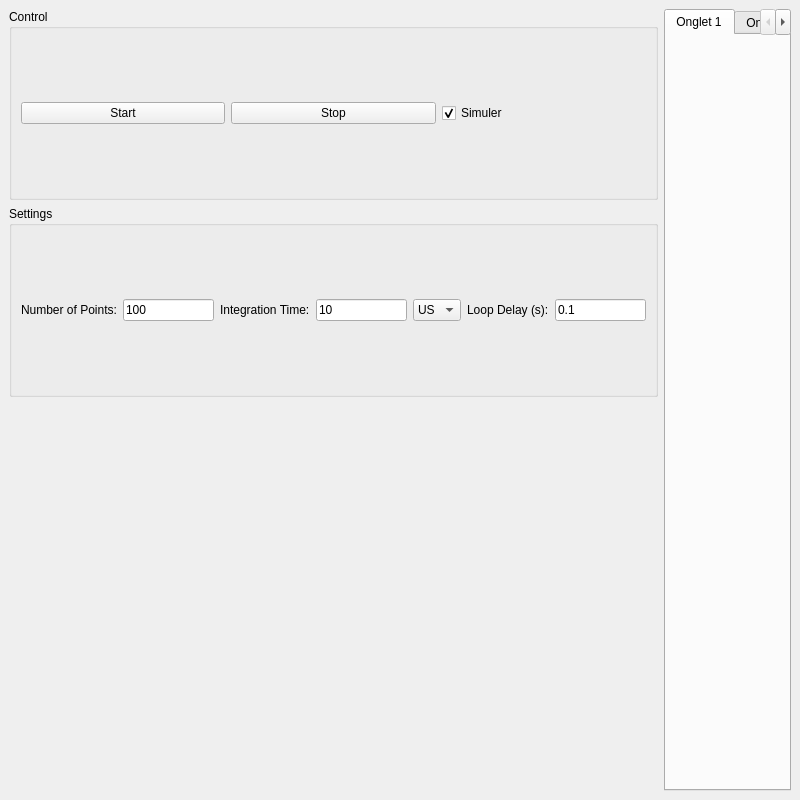
The window that n7745c_gui.ui (FabL91/N7745C-Pyro-New) describes before a commit, drawn with Qt 5.
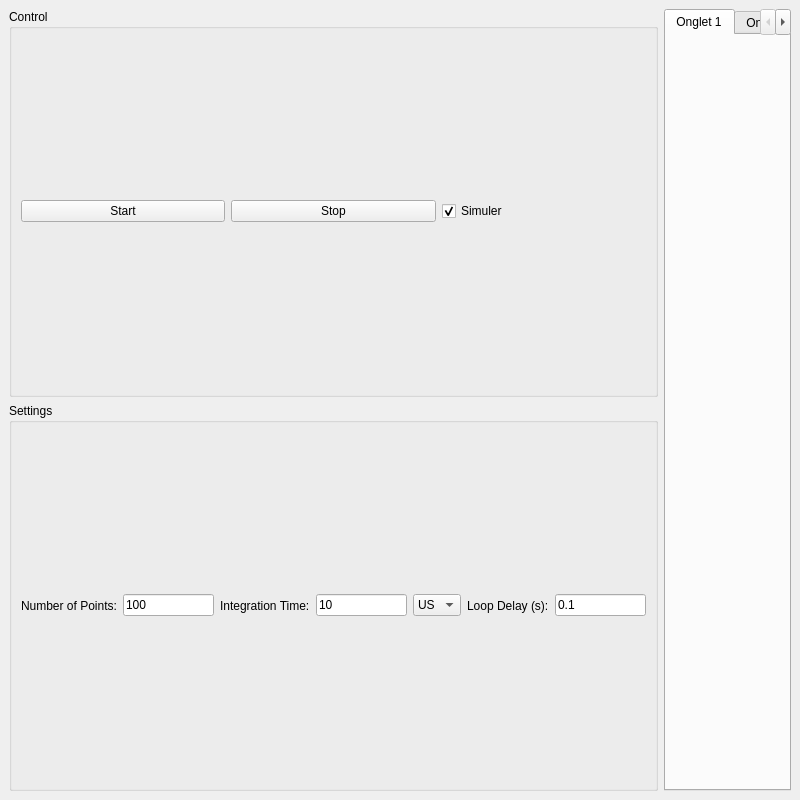
The same window after the commit.

Commit message: graphe déplacé

```diff
--- a/n7745c_gui.ui
+++ b/n7745c_gui.ui
@@ -120,12 +120,6 @@
         </layout>
        </widget>
       </item>
-      <item>
-       <widget class="QWidget" name="plotWidget1" native="true"/>
-      </item>
-      <item>
-       <widget class="QWidget" name="plotWidget2" native="true"/>
-      </item>
      </layout>
     </item>
     <item>
@@ -137,6 +131,14 @@
        <attribute name="title">
         <string>Onglet 1</string>
        </attribute>
+       <layout class="QVBoxLayout" name="verticalLayoutTab1">
+        <item>
+         <widget class="QWidget" name="plotWidget1" native="true"/>
+        </item>
+        <item>
+         <widget class="QWidget" name="plotWidget2" native="true"/>
+        </item>
+       </layout>
       </widget>
       <widget class="QWidget" name="tab2">
        <attribute name="title">
```
The commit also changes 1 other file.
